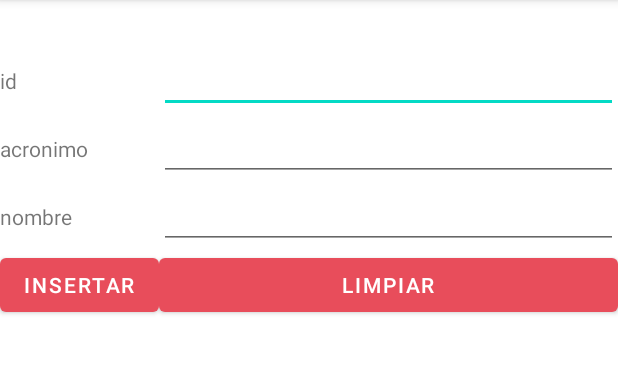
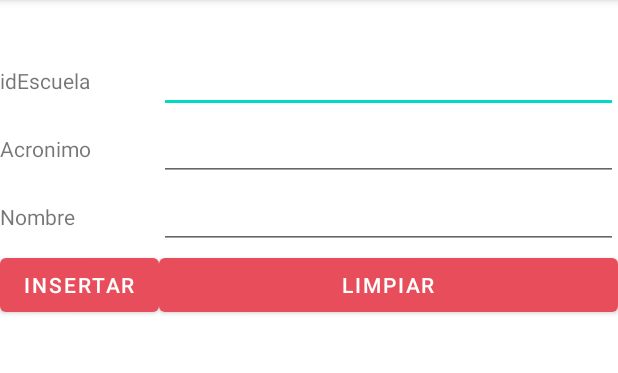
Before and after one commit to MisaelGG11/G10Proyecto01, an Android app: the EscuelaInsertarActivity screen opened directly, with no data from a screen before it, on a phone screen of 412 x 824 dp, the part 84-457 px from its top. Run offline under Robolectric (Android 15) with nearby library versions, the phone set to English and light mode, and no system bars.

Commit message:
TERMINANDO 1 CLASE

```diff
--- a/app/src/main/java/com/example/g10proyecto01/EscuelaMenuActivity.java
+++ b/app/src/main/java/com/example/g10proyecto01/EscuelaMenuActivity.java
@@ -29,7 +29,7 @@ public class EscuelaMenuActivity extends AppCompatActivity implements SearchView
         super.onCreate(savedInstanceState);
         setContentView(R.layout.activity_escuela_menu);
 
-        txtBuscar = findViewById(R.id.txtBuscar);
+        txtBuscar = findViewById(R.id.editBuscar);
         listaEscuelas = findViewById(R.id.lvEscuelas);
         btnAgregar = findViewById(R.id.btnAgregar);
 
--- a/app/src/main/res/layout/activity_escuela_insertar.xml
+++ b/app/src/main/res/layout/activity_escuela_insertar.xml
@@ -5,21 +5,21 @@
     android:paddingTop="30dip"
     android:stretchColumns="1" >
     <TableRow>
-        <TextView android:text="id"/>
+        <TextView android:text="@string/idEscuela"/>
         <EditText
-            android:id="@+id/editId"
+            android:id="@+id/editIdEscuela"
             android:inputType="text"
             android:maxLength="7" />
     </TableRow>
     <TableRow>
-        <TextView android:text="acronimo" />
+        <TextView android:text="@string/acronimoEscuela" />
         <EditText
             android:id="@+id/editAcronimo"
             android:inputType="text"
             android:maxLength="30" />
     </TableRow>
     <TableRow>
-        <TextView android:text="nombre" />
+        <TextView android:text="@string/nombreEscuela" />
         <EditText
             android:id="@+id/editNombre"
             android:inputType="text"
@@ -28,10 +28,10 @@
     <TableRow>
         <Button
             android:onClick="insertarEscuela"
-            android:text="insertar" />
+            android:text="@string/insertar" />
 
         <Button
             android:onClick="limpiarTexto"
-            android:text="limpiar" />
+            android:text="@string/limpiar" />
     </TableRow>
 </TableLayout>
--- a/app/src/main/res/layout/activity_escuela_menu.xml
+++ b/app/src/main/res/layout/activity_escuela_menu.xml
@@ -13,7 +13,7 @@
         android:orientation="vertical">
 
         <SearchView
-            android:id="@+id/txtBuscar"
+            android:id="@+id/editBuscar"
             android:layout_width="match_parent"
             android:layout_height="wrap_content" />
 
@@ -29,7 +29,7 @@
         android:id="@+id/btnAgregar"
         android:layout_width="wrap_content"
         android:layout_height="wrap_content"
-        android:text="Agregar"
+        android:text="@string/insertar_registro"
         app:layout_constraintBottom_toBottomOf="parent"
         app:layout_constraintEnd_toEndOf="parent"
         app:layout_constraintHorizontal_bias="0.498"
--- a/app/src/main/res/values/strings.xml
+++ b/app/src/main/res/values/strings.xml
@@ -31,11 +31,13 @@
     <string name="actualizar_registro">Actualizar Registro</string>
     <string name="actualizar">Actualizar</string>
     <string name="limpiar">Limpiar</string>
+    <string name="guardar">Guardar</string>
 
     <!--Clase Controladora-->
     <string name="error">Error al insertar el registro. Registro Duplicado. Verificar inserción</string>
     <string name="regInsertado">Registro insertado Nº= </string>
     <string name="regActualizado">Registro actualizado correctamente</string>
+    <string name="regNoActualizado">Registro no se actualizo, revise sus campos</string>
     <string name="regEliminados">Filas afectadas = </string>
     <string name="referencia">Hay una referencia en otra tabla de</string>
     <string name="llenadoBD">Guardo correctamente</string>
@@ -86,7 +88,6 @@
     <string-array name="spinnerHorariosEventoEspecial">
         <item>Horario 1</item>
         <item>Horario 2</item>
-
     </string-array>
 
     <!--Localidad Activity-->
@@ -110,4 +111,9 @@
     <string name="txtNombreUsuario">Nombre:</string>
     <string name="txtPasswordUsuario">Contraseña:</string>
     <string name="txtOpcionesCrudUsuario">Permisos:</string>
+
+    <!--EscuelaActivity-->
+    <string name="idEscuela">idEscuela</string>
+    <string name="acronimoEscuela">Acronimo</string>
+    <string name="nombreEscuela">Nombre</string>
 </resources>
```
Also changed, not shown: app/src/main/java/com/example/g10proyecto01/ControlG10Proyecto01.java (+5 -5 lines), app/src/main/java/com/example/g10proyecto01/EscuelaConsultarActivity.java (+40 -13 lines), app/src/main/java/com/example/g10proyecto01/EscuelaInsertarActivity.java (+16 -5 lines), app/src/main/res/layout/activity_escuela_consultar.xml (+5 -5 lines), 2 other files.
